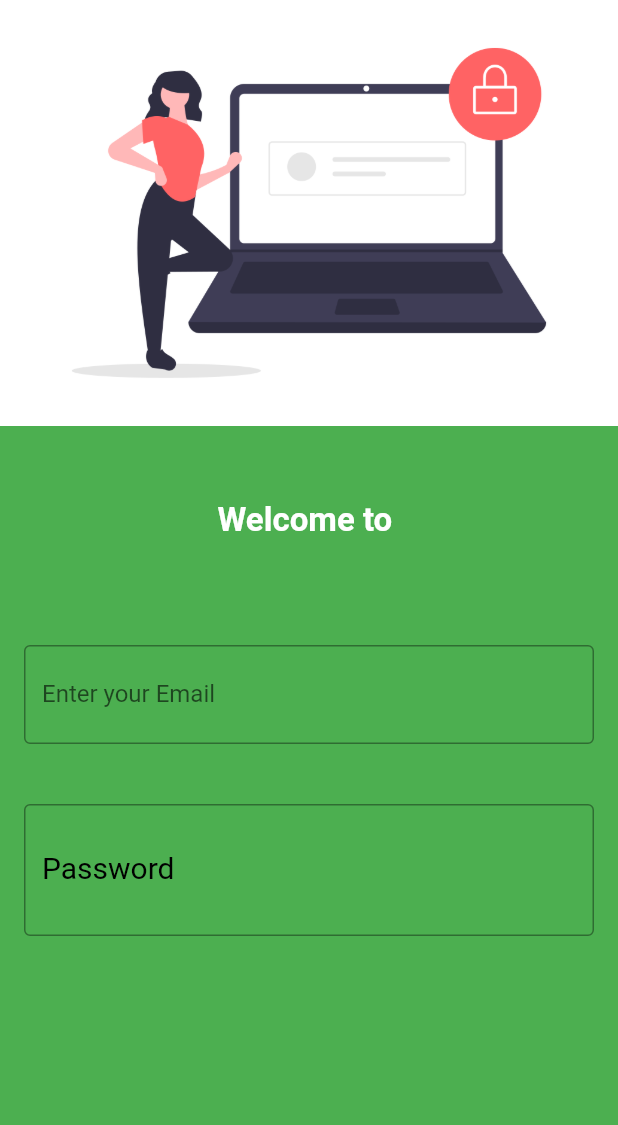
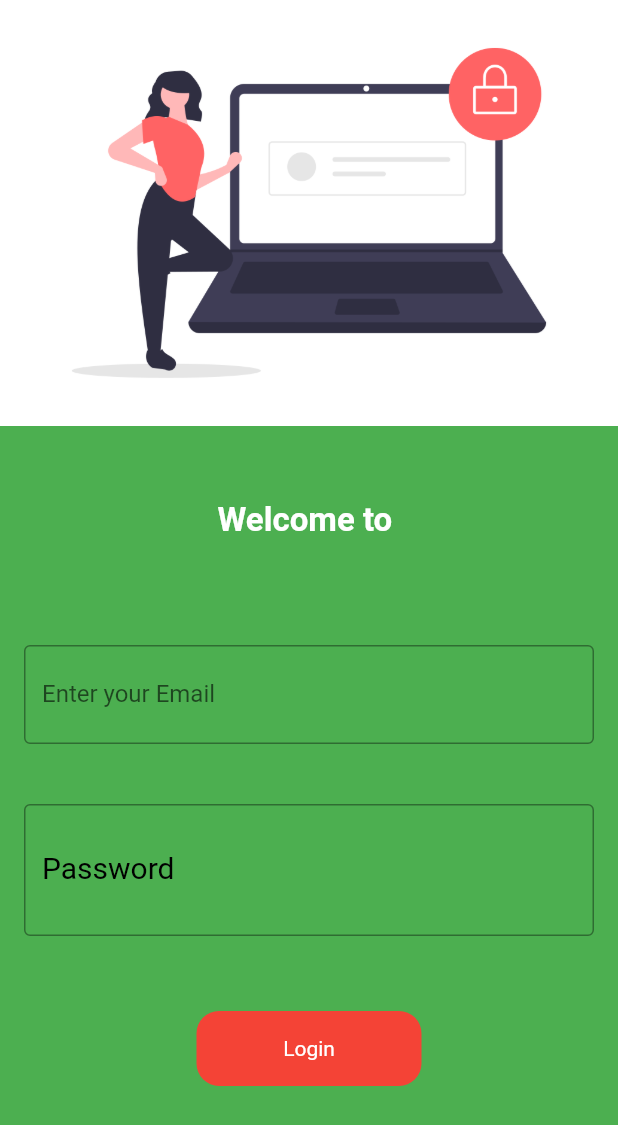
Before and after one commit to IkramGhalib/flutter_class_work, a Flutter app: the screen it shows after launch, on a phone screen of 412 x 824 dp. Shown: the top 1125 px of the screen. Run offline on Flutter 3.47's test engine with Material 2 defaults, Android fonts, the phone set to English and light mode, and no system bars.

Commit message:
07/09/2021

```diff
--- /dev/null
+++ b/lib/dashboard.dart
@@ -0,0 +1,18 @@
+
+
+import 'package:flutter/material.dart';
+
+
+class Dashboard extends StatelessWidget {
+
+
+  @override
+  Widget build(BuildContext context) {
+    return Scaffold(
+      appBar: AppBar(title: Text("Welocome to Dashbord",style: TextStyle(color: Colors.red),),),
+      drawer: Drawer(),
+
+    );
+
+  }
+}
--- a/lib/home_page.dart
+++ b/lib/home_page.dart
@@ -1,5 +1,7 @@
 import 'package:flutter/material.dart';
-import 'package:google_fonts/google_fonts.dart';
+import 'package:flutter/cupertino.dart';
+import 'package:flutter_day_1/dashboard.dart';
+import 'package:flutter_day_1/utils/routes.dart';
 
 class Home extends StatefulWidget {
   const Home({Key? key}) : super(key: key);
@@ -12,7 +14,7 @@ class _HomeState extends State<Home> {
   @override
   Widget build(BuildContext context) {
     String name = "";
-    bool _txtpassword=false;
+    bool _txtpassword = false;
     return Material(
       color: Colors.green,
       child: Column(
@@ -48,20 +50,45 @@ class _HomeState extends State<Home> {
                 ),
                 SizedBox(height: 40.0),
                 TextFormField(
-                  obscureText:_txtpassword,
+                  obscureText: _txtpassword,
                   decoration: InputDecoration(
-                      hintText: "Enter Password",labelText: "Password",
-                      labelStyle: TextStyle(fontSize: 20,color: Colors.black),
-                  border: OutlineInputBorder(),
-                    suffix: IconButton(icon: Icon(_txtpassword?Icons.remove_red_eye:Icons.security),onPressed: () {
-                      setState(() {
-                        _txtpassword=!_txtpassword;
-                      });
-                    },)
-
+                      hintText: "Enter Password",
+                      labelText: "Password",
+                      labelStyle: TextStyle(fontSize: 20, color: Colors.black),
+                      border: OutlineInputBorder(),
+                      suffix: IconButton(
+                        icon: Icon(_txtpassword
+                            ? Icons.remove_circle
+                            : Icons.security),
+                        onPressed: () {
+                          setState(() {
+                            _txtpassword = !_txtpassword;
+                          });
+                        },
+                      )),
+                ),
+                SizedBox(
+                  height: 50.0,
+                ),
+                InkWell(
+                  onTap: () {
+                    Navigator.pushNamed(context, MyRoutes.DashboardRoutes);
+                    // Navigator.pushNamed(context,MyRoutes.DashboardRoutes);
+                  },
+                  child: Container(
+                    width: 150,
+                    height: 50,
+                    alignment: Alignment.center,
+                    // color: Colors.red,
+                    child: Text(
+                      "Login",
+                      style: TextStyle(color: Colors.white),
+                    ),
+                    decoration: BoxDecoration(
+                        color: Colors.red,
+                        borderRadius: BorderRadius.circular(15)),
                   ),
-
-                ),
+                )
               ],
             ),
           ),
--- a/lib/main.dart
+++ b/lib/main.dart
@@ -1,4 +1,6 @@
 import 'package:flutter/material.dart';
+import 'package:flutter_day_1/dashboard.dart';
+import 'package:flutter_day_1/utils/routes.dart';
 
 import 'home_page.dart';
 
@@ -18,7 +20,20 @@ class MyApp extends StatelessWidget {
         primarySwatch: Colors.amber,
         backgroundColor: Colors.red,
       ),
-      home: Home(),
+      routes: {
+        "/":(context)=>Home(),
+        MyRoutes.DashboardRoutes:(context)=>Dashboard(),
+
+      },
+
+
+
+
+      // routes: {
+      //    "/":(context)=>Home(),
+      //   MyRoutes.DashboardRoutes:(context)=>Dashboard()
+      // },
+      // home: Home(),
     );
   }
 }
--- /dev/null
+++ b/lib/utils/routes.dart
@@ -0,0 +1,5 @@
+class MyRoutes {
+  static String LoginRoutes = '/home_page';
+  static String DashboardRoutes = '/dashboard';
+
+}
```
